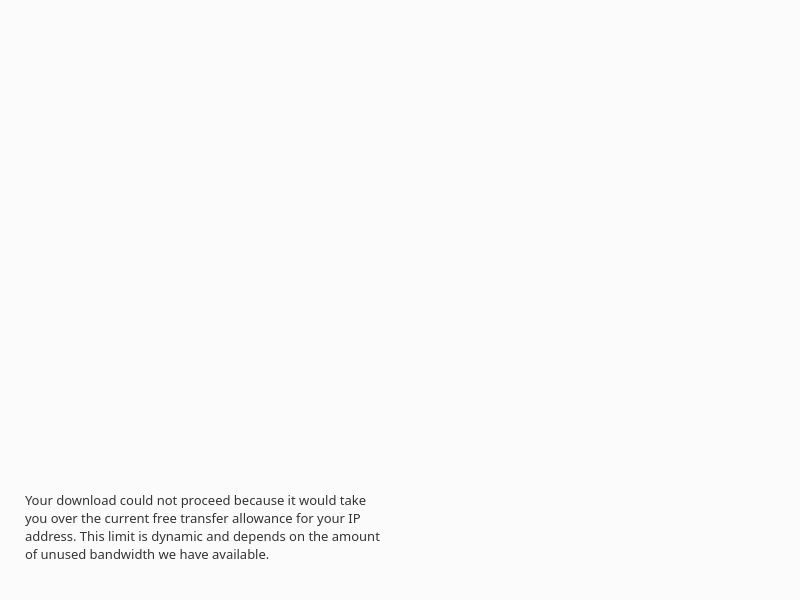
Qt form src/MEGASync/gui/macx/UpgradeDialog.ui (meganz/MEGAsync) before a commit.
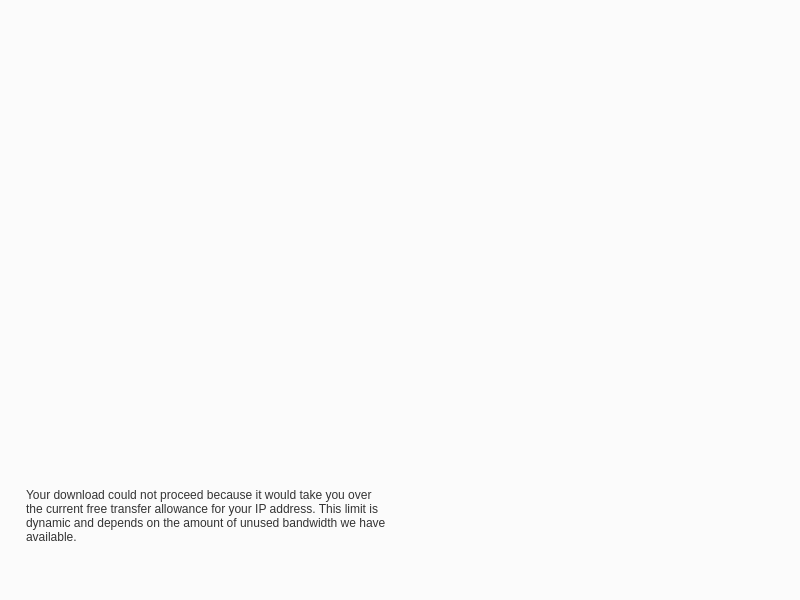
The same form after that commit.

Commit message: Updated "Upgrade dialogs and Widgets"

Diff of the .ui file:
```diff
--- a/src/MEGASync/gui/macx/UpgradeDialog.ui
+++ b/src/MEGASync/gui/macx/UpgradeDialog.ui
@@ -32,21 +32,27 @@
 }
 #lDescRecommendation, #lDescInfo
 {
-  font-family: SourceSansPro-Regular;
-  font-size: 13px;
+  font-family: HelveticaNeue;
+  font-size: 12px;
   line-height: 1.5;
   color: #333333;
+}
+#lRemainingTime
+{
+  font-family: HelveticaNeue;
+  font-size: 14px;
+  color: #333333;
 }</string>
   </property>
-  <layout class="QVBoxLayout" name="verticalLayout">
-   <property name="topMargin">
-    <number>0</number>
-   </property>
-   <property name="bottomMargin">
-    <number>0</number>
-   </property>
-   <item>
     <widget class="QWidget" name="widget" native="true">
+   <property name="geometry">
+    <rect>
+     <x>12</x>
+     <y>20</y>
+     <width>771</width>
+     <height>20</height>
+    </rect>
+   </property>
      <property name="minimumSize">
       <size>
        <width>0</width>
@@ -125,9 +131,15 @@
       </item>
      </layout>
     </widget>
-   </item>
-   <item>
     <widget class="QWidget" name="wPlans" native="true">
+   <property name="geometry">
+    <rect>
+     <x>12</x>
+     <y>60</y>
+     <width>776</width>
+     <height>385</height>
+    </rect>
+   </property>
      <property name="minimumSize">
       <size>
        <width>0</width>
@@ -141,9 +153,15 @@
       </size>
      </property>
     </widget>
-   </item>
-   <item>
     <widget class="QWidget" name="widget_2" native="true">
+   <property name="geometry">
+    <rect>
+     <x>4</x>
+     <y>478</y>
+     <width>800</width>
+     <height>100</height>
+    </rect>
+   </property>
      <property name="minimumSize">
       <size>
        <width>0</width>
@@ -183,6 +201,9 @@
           <height>80</height>
          </size>
         </property>
+      <property name="styleSheet">
+       <string notr="true"/>
+      </property>
         <property name="text">
          <string>Your download could not proceed because it would take you over the current free transfer allowance for your IP address. This limit is dynamic and depends on the amount of unused bandwidth we have available.</string>
         </property>
@@ -221,8 +242,6 @@
       </item>
      </layout>
     </widget>
-   </item>
-  </layout>
  </widget>
  <resources/>
  <connections/>
```
Lines whose indentation alone changed are shown as unchanged. The commit also changes 5 other files.
